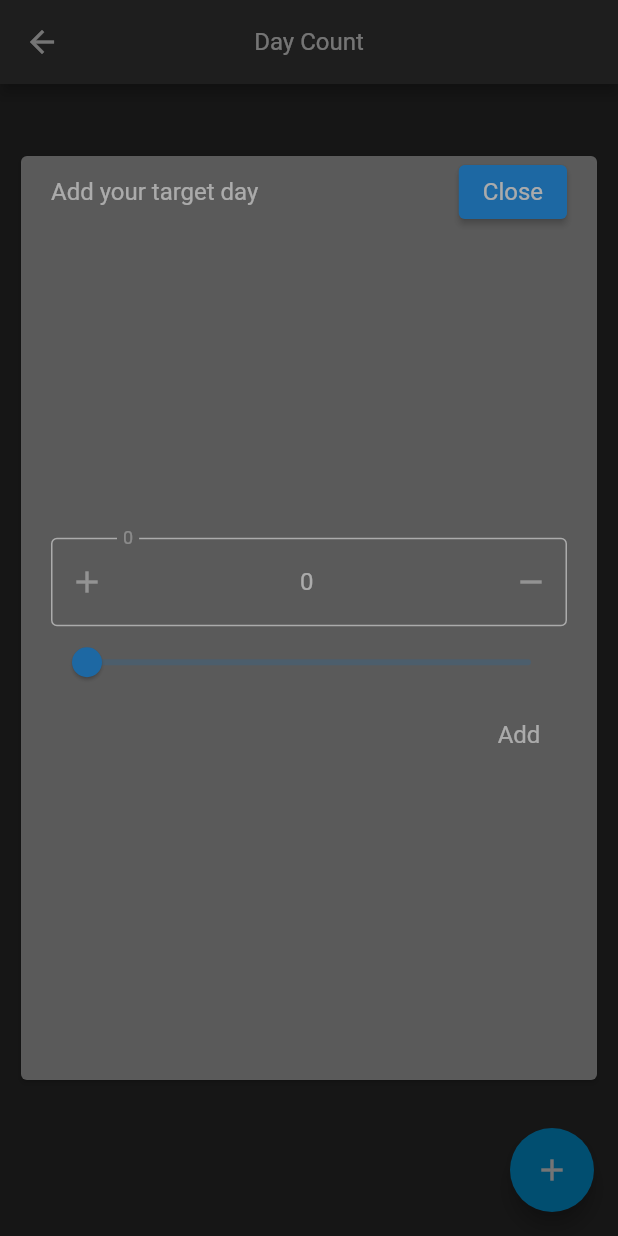
After one commit to atomyongya/time_Management, a Flutter app: the DayCountScreen screen opened by its route, after a tap on the "add" icon, on a phone screen of 412 x 824 dp. The commit adds this screen. Run offline on Flutter 3.47's test engine with Material 2 defaults, Android fonts, the phone set to English and light mode, and no system bars; our stand-ins replace get, shared_preferences; missing offline and left inert: android_alarm_manager_plus; accounts and stored records are empty.

Commit message:
Complete the UI of Day count feature

```diff
--- a/Idea.txt
+++ b/Idea.txt
@@ -6,3 +6,10 @@ Notify:
     c) list of event should be able to CRUD operation.
 
 (2) Near event should be display on bottom of the home screen.
+
+Day Count
+(1) in 24 hours number of days should include
+(2) Create a day number in top of all
+
+
+* notify listener => Alaram Feature
--- a/time_management_application/lib/main.dart
+++ b/time_management_application/lib/main.dart
@@ -49,8 +49,9 @@ class _TimeManagement extends State<TimeManagement> {
   @override
   Widget build(BuildContext context) {
     return GetMaterialApp(
+      title: "Time Management",
       debugShowCheckedModeBanner: false,
-      title: "Time Management",
+      theme: ThemeData.dark(),
       initialRoute: "/",
       routes: {
         "/": (context) => _initialScreen,
--- /dev/null
+++ b/time_management_application/lib/screen/dashboard/day_count/Components/add_day_count.dart
@@ -0,0 +1,128 @@
+import 'package:flutter/material.dart';
+import 'package:time_management_application/utils/colors.dart';
+import 'package:time_management_application/utils/dimensions.dart';
+import 'package:time_management_application/widgets/small_text.dart';
+
+class AddDayCount extends StatefulWidget {
+  const AddDayCount({Key? key}) : super(key: key);
+
+  @override
+  State<AddDayCount> createState() => _AddDayCountState();
+}
+
+class _AddDayCountState extends State<AddDayCount> {
+  double opacity = 0.0;
+  double sliderValue = 0;
+
+  final TextEditingController _dayAddController = TextEditingController();
+  @override
+  void initState() {
+    super.initState();
+    Future.delayed(const Duration(milliseconds: 300), () {
+      setState(() {
+        opacity = 0.8;
+      });
+    });
+  }
+
+  @override
+  void dispose() {
+    super.dispose();
+  }
+
+  @override
+  Widget build(BuildContext context) {
+    return AnimatedOpacity(
+      opacity: opacity,
+      duration: const Duration(seconds: 1),
+      child: Padding(
+        padding: EdgeInsets.only(
+          top: Dimensions.height10 * 10,
+          bottom: Dimensions.height10 * 10,
+          left: Dimensions.width10,
+          right: Dimensions.width10,
+        ),
+        child: Card(
+          color: Colors.grey.withOpacity(0.8),
+          child: Padding(
+            padding: EdgeInsets.only(
+              left: Dimensions.width10 * 2,
+              right: Dimensions.width10 * 2,
+            ),
+            child: Column(
+              children: [
+                Row(
+                  mainAxisAlignment: MainAxisAlignment.spaceBetween,
+                  children: [
+                    const SmallTextWidget(text: "Add your target day"),
+                    ElevatedButton(
+                        onPressed: () => Navigator.pop(context),
+                        child: const SmallTextWidget(
+                          text: "Close",
+                        ))
+                  ],
+                ),
+                Expanded(
+                  child: Column(
+                    mainAxisAlignment: MainAxisAlignment.center,
+                    children: [
+                      TextFormField(
+                        initialValue: sliderValue.toInt().toString(),
+                        textAlign: TextAlign.center,
+                        decoration: InputDecoration(
+                          labelText: sliderValue.toInt().toString(),
+                          prefixIcon: IconButton(
+                            onPressed: () {},
+                            icon: const Icon(
+                              Icons.add,
+                            ),
+                          ),
+                          suffixIcon: IconButton(
+                            onPressed: () {},
+                            icon: const Icon(
+                              Icons.remove,
+                            ),
+                          ),
+                          focusedBorder: const OutlineInputBorder(
+                            borderSide: BorderSide(
+                              color: AppColors.whiteColor,
+                            ),
+                          ),
+                          enabledBorder: const OutlineInputBorder(
+                            borderSide: BorderSide(
+                              color: AppColors.whiteColor,
+                            ),
+                          ),
+                        ),
+                      ),
+                      Slider(
+                        min: 0,
+                        max: 20,
+                        value: sliderValue,
+                        onChanged: (value) {
+                          setState(() {
+                            sliderValue = value;
+                          });
+                          debugPrint(sliderValue.toInt().toString());
+                        },
+                      ),
+                      Align(
+                        alignment: Alignment.bottomRight,
+                        child: TextButton(
+                          onPressed: () => Navigator.pop(context),
+                          child: const SmallTextWidget(
+                            text: "Add",
+                          ),
+                        ),
+                      ),
+                    ],
+                  ),
+                ),
+              ],
+            ),
+          ),
+        ),
+      ),
+    );
+  }
+}
--- a/time_management_application/lib/screen/dashboard/day_count/daycount.dart
+++ b/time_management_application/lib/screen/dashboard/day_count/daycount.dart
@@ -1,5 +1,7 @@
 import "package:flutter/material.dart";
+import 'package:time_management_application/screen/dashboard/day_count/Components/add_day_count.dart';
 import 'package:time_management_application/utils/colors.dart';
+import 'package:time_management_application/widgets/customize_icon.dart';
 import 'package:time_management_application/widgets/small_text.dart';
 
 class DayCountScreen extends StatefulWidget {
@@ -13,15 +15,26 @@ class _DayCountScreen extends State<DayCountScreen> {
   @override
   Widget build(BuildContext context) {
     return Scaffold(
-      backgroundColor: AppColors.backgroundColor,
       appBar: AppBar(
         title: const SmallTextWidget(text: "Day Count"),
         centerTitle: true,
-        backgroundColor: AppColors.backgroundColor,
       ),
       body: Center(
         child: Column(
-          children: const [Text("Count Page")],
+          children: const [],
+        ),
+      ),
+      floatingActionButton: FloatingActionButton(
+        onPressed: () {
+          showDialog(
+            context: context,
+            builder: (context) => const AddDayCount(),
+          );
+        },
+        backgroundColor: Colors.lightBlue,
+        child: const Icon(
+          Icons.add,
+          color: AppColors.whiteColor,
         ),
       ),
     );
--- a/time_management_application/lib/screen/dashboard/home.dart
+++ b/time_management_application/lib/screen/dashboard/home.dart
@@ -40,7 +40,6 @@ class _HomeScreen extends State<HomeScreen> {
   @override
   Widget build(BuildContext context) {
     return Scaffold(
-      backgroundColor: AppColors.backgroundColor,
       body: SafeArea(
         child: Column(
           children: [
@@ -50,7 +49,6 @@ class _HomeScreen extends State<HomeScreen> {
               child: Container(
                 width: double.infinity,
                 height: Dimensions.headerHeight,
-                color: AppColors.backgroundColor,
                 padding: EdgeInsets.only(
                     right: Dimensions.paddingAnyLR14,
                     left: Dimensions.paddingAnyLR14),
--- a/time_management_application/lib/screen/dashboard/notify_screen/notify.dart
+++ b/time_management_application/lib/screen/dashboard/notify_screen/notify.dart
@@ -95,6 +95,7 @@ class _NotifyScreen extends State<NotifyScreen> {
         ),
       ),
       floatingActionButton: FloatingActionButton(
+        backgroundColor: Colors.lightBlue,
         onPressed: () {
           showDialog(
             context: context,
--- a/time_management_application/lib/screen/login/login.dart
+++ b/time_management_application/lib/screen/login/login.dart
@@ -64,9 +64,7 @@ class _LoginScreen extends State<LoginScreen> {
     // BuildContext keep track of all widget.
     return Center(
       child: Scaffold(
-        backgroundColor: AppColors.backgroundColor,
         appBar: AppBar(
-          backgroundColor: AppColors.backgroundColor,
           automaticallyImplyLeading: false,
           title: const Center(
             child: Text("Time Management"),
```
